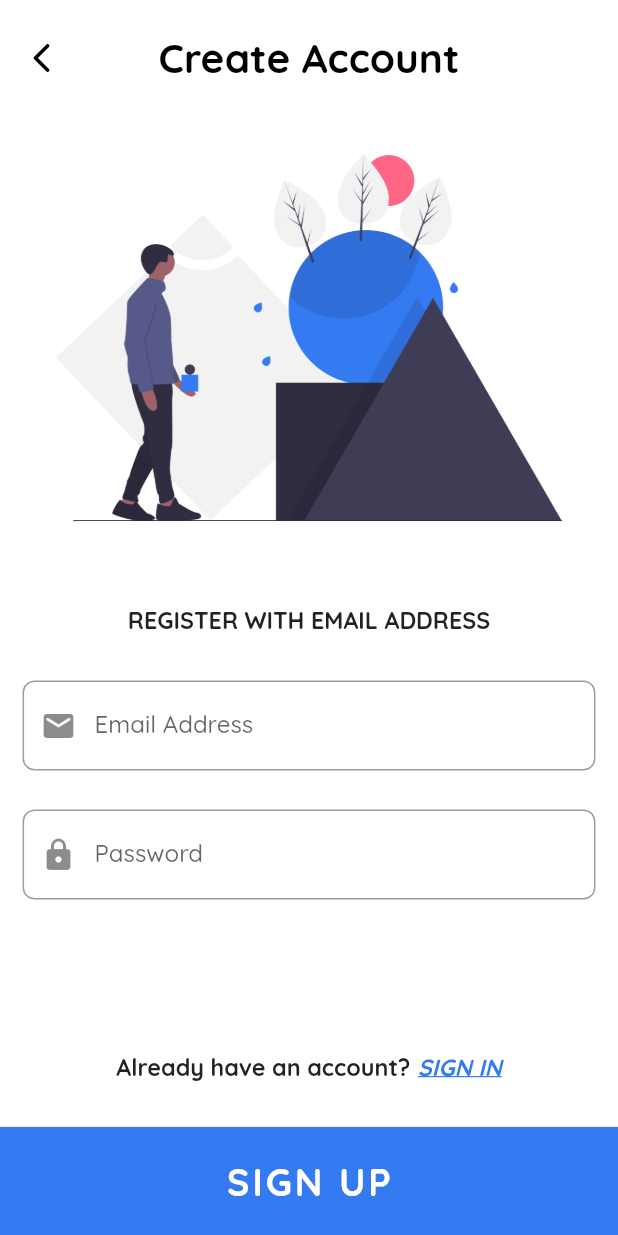
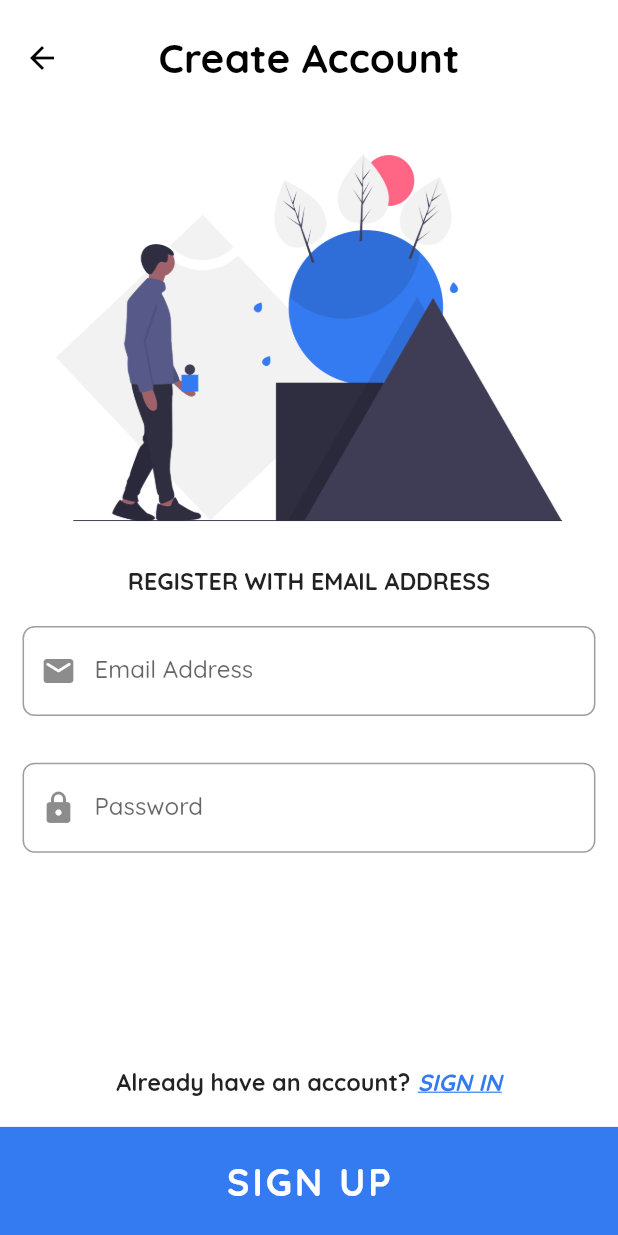
Before and after one commit to harsh-lashkari/to_do, a Flutter app: the screen it shows after launch, after a tap on "SIGN UP", on a phone screen of 412 x 824 dp. Run offline on Flutter 3.47's test engine with Material 2 defaults, Android fonts, the phone set to English and light mode, and no system bars; our stand-ins replace bloc, dartz, firebase_auth, firebase_core, flutter_bloc, freezed_annotation and 5 more; accounts and stored records are empty; generated files the repository leaves out were written again.

Commit message:
Sign In & Sign Up Completed

```diff
--- a/lib/presentation/core/app_widget.dart
+++ b/lib/presentation/core/app_widget.dart
@@ -35,7 +35,7 @@ class AppWidget extends StatelessWidget {
           ),
         ),
       ),
-      home: SignInPageBlocP(),
+      home: SignInPageBlocProvider(),
     );
   }
 }
--- a/lib/presentation/screens/sign_in/sign_in_page.dart
+++ b/lib/presentation/screens/sign_in/sign_in_page.dart
@@ -10,7 +10,7 @@ import 'package:to_do/shared/text_style_constants.dart';
 import 'package:to_do/shared/color_constants.dart';
 import 'package:to_do/shared/sizeconfig.dart';
 
-class SignInPageBlocP extends StatelessWidget {
+class SignInPageBlocProvider extends StatelessWidget {
   @override
   Widget build(BuildContext context) {
     return BlocProvider(
@@ -57,13 +57,14 @@ class SignInPage extends StatelessWidget {
                   tag: "SignUp/SignInPageTransition",
                   child: Image.asset(
                     'images/sign_in.png',
+                    // width: 300,
                   ),
                 ),
                 SizedBox(
-                  height: SizeConfig.safeBlockVertical * 25,
+                  height: SizeConfig.safeBlockVertical * 20,
                 ),
                 SizedBox(
-                  height: SizeConfig.safeBlockVertical * 160,
+                  height: SizeConfig.safeBlockVertical * 250,
                   child: SignInForm(),
                 ),
               ],
@@ -105,7 +106,7 @@ class SignInPage extends StatelessWidget {
                     Navigator.push(
                       context,
                       PageTransition(
-                        child: SignUpPage(),
+                        child: SignUpPageBlocProvider(),
                         type: PageTransitionType.rightToLeftWithFade,
                       ),
                     );
@@ -124,7 +125,7 @@ class SignInPage extends StatelessWidget {
               ],
             ),
             SizedBox(
-              height: SizeConfig.safeBlockVertical * 30,
+              height: SizeConfig.safeBlockVertical * 20,
             ),
             GestureDetector(
               onTap: () {
@@ -139,7 +140,7 @@ class SignInPage extends StatelessWidget {
                   mainAxisAlignment: MainAxisAlignment.spaceBetween,
                   children: [
                     SizedBox(
-                      width: SizeConfig.safeBlockHorizontal * 25,
+                      width: SizeConfig.safeBlockHorizontal * 40,
                     ),
                     Image(
                       height: SizeConfig.safeBlockVertical * 30,
@@ -156,7 +157,7 @@ class SignInPage extends StatelessWidget {
                       ),
                     ),
                     SizedBox(
-                      width: SizeConfig.safeBlockHorizontal * 25,
+                      width: SizeConfig.safeBlockHorizontal * 40,
                     ),
                   ],
                 ),
--- a/lib/presentation/screens/sign_up/sign_up_page.dart
+++ b/lib/presentation/screens/sign_up/sign_up_page.dart
@@ -7,6 +7,16 @@ import 'package:to_do/shared/text_style_constants.dart';
 import 'package:to_do/shared/color_constants.dart';
 import 'package:to_do/shared/sizeconfig.dart';
 import 'widgets/sign_up_form.dart';
+
+class SignUpPageBlocProvider extends StatelessWidget {
+  @override
+  Widget build(BuildContext context) {
+    return BlocProvider(
+      create: (context) => getIt<SignInFormBloc>(),
+      child: SignUpPage(),
+    );
+  }
+}
 
 class SignUpPage extends StatelessWidget {
   @override
@@ -21,14 +31,14 @@ class SignUpPage extends StatelessWidget {
             mainAxisAlignment: MainAxisAlignment.center,
             children: [
               AppBar(
-                leading: IconButton(
-                  icon: const Icon(
-                    Icons.arrow_back_ios_rounded,
-                  ),
-                  onPressed: () {
-                    Navigator.pop(context);
-                  },
-                ),
+                // leading: IconButton(
+                //   icon: const Icon(
+                //     Icons.arrow_back_ios_rounded,
+                //   ),
+                //   onPressed: () {
+                //     Navigator.pop(context);
+                //   },
+                // ),
                 brightness: Brightness.dark,
                 centerTitle: true,
                 title: Text(
@@ -55,7 +65,7 @@ class SignUpPage extends StatelessWidget {
                   ),
                 ),
                 SizedBox(
-                  height: SizeConfig.safeBlockVertical * 30,
+                  height: SizeConfig.safeBlockVertical * 5,
                 ),
                 Text(
                   'REGISTER WITH EMAIL ADDRESS',
@@ -65,10 +75,10 @@ class SignUpPage extends StatelessWidget {
                   ),
                 ),
                 SizedBox(
-                  height: SizeConfig.safeBlockVertical * 30,
+                  height: SizeConfig.safeBlockVertical * 20,
                 ),
-                BlocProvider(
-                  create: (context) => getIt<SignInFormBloc>(),
+                SizedBox(
+                  height: SizeConfig.safeBlockVertical * 250,
                   child: SignUpForm(),
                 ),
               ],
@@ -109,7 +119,7 @@ class SignUpPage extends StatelessWidget {
               ],
             ),
             SizedBox(
-              height: SizeConfig.safeBlockVertical * 30,
+              height: SizeConfig.safeBlockVertical * 20,
             ),
             // Container(
             //   height: 75,
@@ -167,10 +177,10 @@ class SignUpPage extends StatelessWidget {
   }
 }
 
-class MyBehavior extends ScrollBehavior {
-  @override
-  Widget buildViewportChrome(
-      BuildContext context, Widget child, AxisDirection axisDirection) {
-    return child;
-  }
-}
+// class MyBehavior extends ScrollBehavior {
+//   @override
+//   Widget buildViewportChrome(
+//       BuildContext context, Widget child, AxisDirection axisDirection) {
+//     return child;
+//   }
+// }
--- a/lib/presentation/screens/sign_up/widgets/sign_up_form.dart
+++ b/lib/presentation/screens/sign_up/widgets/sign_up_form.dart
@@ -2,8 +2,8 @@ import 'package:flutter/material.dart';
 import 'package:flutter_bloc/flutter_bloc.dart';
 import 'package:google_fonts/google_fonts.dart';
 import 'package:to_do/application/auth/sign_in_form/sign_in_form_bloc.dart';
+import 'package:to_do/shared/sizeconfig.dart';
 import 'package:to_do/shared/text_style_constants.dart';
-import 'package:to_do/shared/sizeconfig.dart';
 
 class SignUpForm extends StatelessWidget {
   @override
@@ -12,7 +12,9 @@ class SignUpForm extends StatelessWidget {
       listener: (context, state) {},
       builder: (context, state) {
         return Form(
-          child: Column(
+          // ignore: deprecated_member_use
+          autovalidate: state.showErrorMessages,
+          child: ListView(
             children: [
               Padding(
                 padding: EdgeInsets.only(
@@ -42,14 +44,14 @@ class SignUpForm extends StatelessWidget {
                       .fold(
                         (f) => f.maybeMap(
                           invalidEmail: (_) => 'Invalid Email',
-                          orElse: null,
+                          orElse: () => null,
                         ),
                         (_) => null,
                       ),
                 ),
               ),
               SizedBox(
-                height: SizeConfig.safeBlockVertical * 25,
+                height: SizeConfig.safeBlockVertical * 30,
               ),
               Padding(
                 padding: EdgeInsets.only(
@@ -71,14 +73,16 @@ class SignUpForm extends StatelessWidget {
                   ),
                   obscureText: true,
                   autocorrect: false,
-                  onChanged: (value) => context
-                      .read<SignInFormBloc>()
-                      .add(SignInFormEvent.passwordInput(value)),
+                  onChanged: (value) {
+                    context
+                        .read<SignInFormBloc>()
+                        .add(SignInFormEvent.passwordInput(value));
+                  },
                   validator: (_) =>
                       context.read<SignInFormBloc>().state.password.value.fold(
                             (f) => f.maybeMap(
                               shortPassword: (_) => 'Short Password',
-                              orElse: null,
+                              orElse: () => null,
                             ),
                             (_) => null,
                           ),
```
Also changed, not shown: images/sign_in.png, 28 other files.
